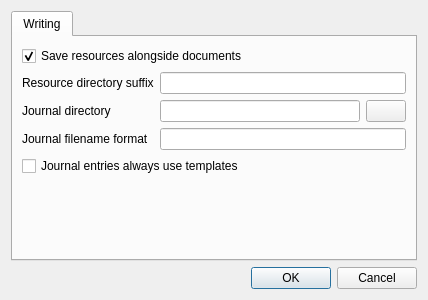
First picture: the form in src/settingsdialog.ui, repository ec1oud/nettebook, before the edit.
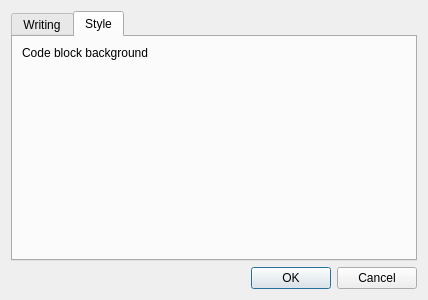
Second picture: the form after the edit. The open tabs and pages were chosen to show the change. Icons and pictures are not drawn. Custom widgets are drawn as their Qt base class.

Commit message:
Add "syntax highlighter" to set code block background; color setting
Maybe can add real syntax highlighting later; but this is an available
hook to set the block background, as a workaround for Qt's lack of a
dynamic means of applying CSS to Markdown.

Diff of the .ui file:
```diff
--- a/src/settingsdialog.ui
+++ b/src/settingsdialog.ui
@@ -96,6 +96,23 @@
        </item>
       </layout>
      </widget>
+     <widget class="QWidget" name="styleTab">
+      <attribute name="title">
+       <string>Style</string>
+      </attribute>
+      <layout class="QFormLayout" name="formLayout_2">
+       <item row="0" column="0">
+        <widget class="QLabel" name="codeBlockBackgroundLabel">
+         <property name="text">
+          <string>Code block background</string>
+         </property>
+        </widget>
+       </item>
+       <item row="0" column="1">
+        <widget class="ColorSwatch" name="codeBackgroundColorSwatch" native="true"/>
+       </item>
+      </layout>
+     </widget>
     </widget>
    </item>
    <item>
@@ -110,6 +127,14 @@
    </item>
   </layout>
  </widget>
+ <customwidgets>
+  <customwidget>
+   <class>ColorSwatch</class>
+   <extends>QWidget</extends>
+   <header>colorswatch.h</header>
+   <container>1</container>
+  </customwidget>
+ </customwidgets>
  <resources>
   <include location="resources/resources.qrc"/>
  </resources>
```
Left out of the diff: 3 changed lines with no effect on the pictures. The commit also changes 10 other files.
